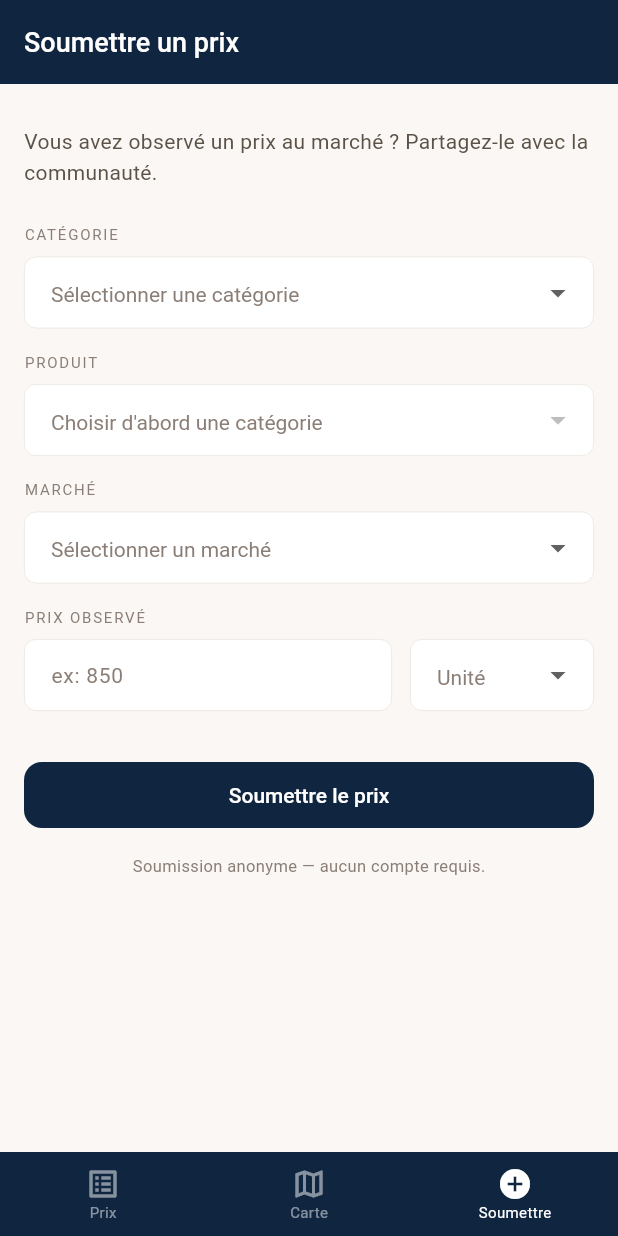
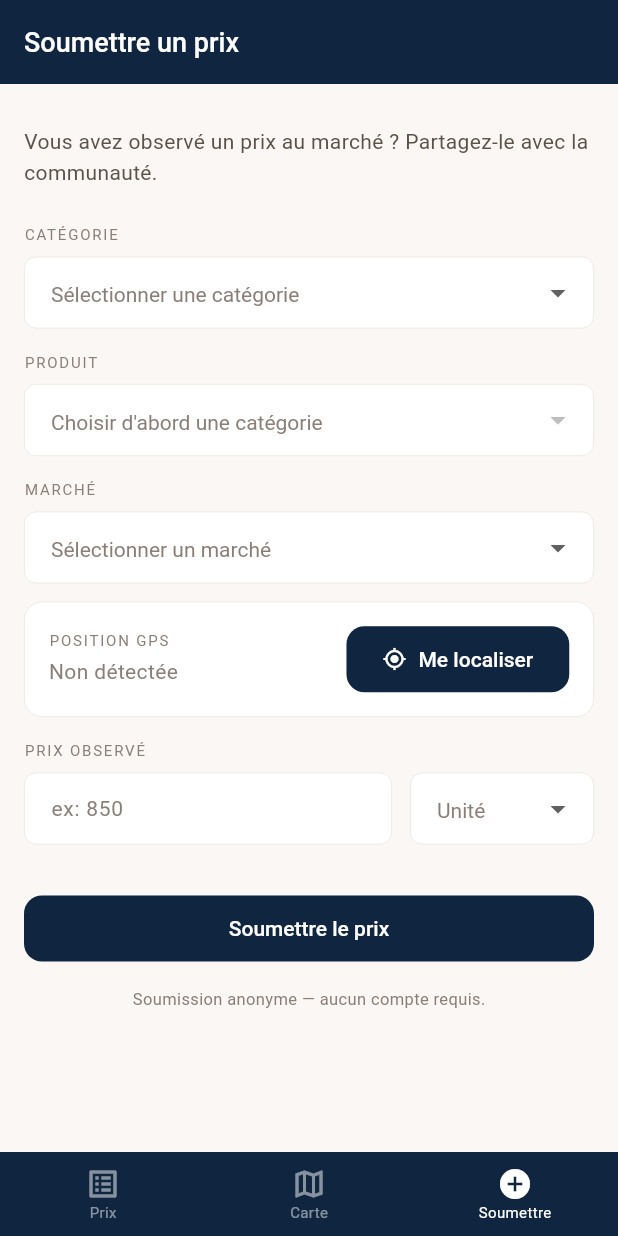
Before and after one commit to Titembaye/gataa-mobile, a Flutter app: the screen it shows after launch, item 3 of the bottom bar chosen, on a phone screen of 412 x 824 dp. Run offline on Flutter 3.47's test engine with Material 3 defaults, Android fonts, the phone set to English and light mode, and no system bars; our stand-ins replace geolocator; Roboto replaces fonts that are missing (DM Mono, DM Sans).

Commit message:
feat: add GPS geolocation to submit form

```diff
--- a/lib/features/submit/submit_screen.dart
+++ b/lib/features/submit/submit_screen.dart
@@ -1,6 +1,7 @@
 import 'package:flutter/material.dart';
 import 'package:flutter/services.dart';
 import '../../core/theme/app_theme.dart';
+import 'package:geolocator/geolocator.dart';
 
 class SubmitScreen extends StatefulWidget {
   const SubmitScreen({super.key});
@@ -19,6 +20,9 @@ class _SubmitScreenState extends State<SubmitScreen> {
   String? _selectedUnit;
   bool _isSubmitting = false;
   bool _submitted = false;
+  double? _latitude;
+  double? _longitude;
+  bool _isLocating = false;
 
   // Données fictives — à remplacer par l'API
   final Map<String, List<String>> _productsByCategory = {
@@ -49,6 +53,58 @@ class _SubmitScreenState extends State<SubmitScreen> {
   void dispose() {
     _priceController.dispose();
     super.dispose();
+  }
+
+  Future<void> _getLocation() async {
+    setState(() => _isLocating = true);
+
+    try {
+      // Vérifier si le service GPS est activé
+      bool serviceEnabled = await Geolocator.isLocationServiceEnabled();
+      if (!serviceEnabled) {
+        _showError('Activez le GPS sur votre téléphone.');
+        return;
+      }
+
+      // Vérifier permissions
+      LocationPermission permission = await Geolocator.checkPermission();
+      if (permission == LocationPermission.denied) {
+        permission = await Geolocator.requestPermission();
+        if (permission == LocationPermission.denied) {
+          _showError('Permission de localisation refusée.');
+          return;
+        }
+      }
+      if (permission == LocationPermission.deniedForever) {
+        _showError('Activez la localisation dans les paramètres.');
+        return;
+      }
+
+      // Obtenir position
+      final position = await Geolocator.getCurrentPosition(
+        locationSettings: const LocationSettings(
+          accuracy: LocationAccuracy.high,
+        ),
+      );
+
+      setState(() {
+        _latitude = position.latitude;
+        _longitude = position.longitude;
+      });
+    } catch (e) {
+      _showError('Impossible d\'obtenir la position.');
+    } finally {
+      setState(() => _isLocating = false);
+    }
+  }
+
+  void _showError(String message) {
+    ScaffoldMessenger.of(context).showSnackBar(
+      SnackBar(
+        content: Text(message, style: GataaTypo.bodySmall.copyWith(color: Colors.white)),
+        backgroundColor: GataaColors.danger,
+      ),
+    );
   }
 
   Future<void> _submit() async {
@@ -142,6 +198,48 @@ class _SubmitScreenState extends State<SubmitScreen> {
               items: _markets,
               onChanged: (val) => setState(() => _selectedMarket = val),
               validator: (v) => v == null ? 'Choisissez un marché' : null,
+            ),
+
+            const SizedBox(height: GataaSpacing.md),
+            GataaCard(
+              child: Row(
+                children: [
+                  Expanded(
+                    child: Column(
+                      crossAxisAlignment: CrossAxisAlignment.start,
+                      children: [
+                        Text('POSITION GPS', style: GataaTypo.labelSmall),
+                        const SizedBox(height: GataaSpacing.xs),
+                        Text(
+                          _latitude != null
+                              ? '${_latitude!.toStringAsFixed(5)}, ${_longitude!.toStringAsFixed(5)}'
+                              : 'Non détectée',
+                          style: GataaTypo.bodyMedium.copyWith(
+                            color: _latitude != null
+                                ? GataaColors.success
+                                : GataaColors.textMuted,
+                          ),
+                        ),
+                      ],
+                    ),
+                  ),
+                  const SizedBox(width: GataaSpacing.md),
+                  ElevatedButton.icon(
+                    onPressed: _isLocating ? null : _getLocation,
+                    icon: _isLocating
+                        ? const SizedBox(
+                            width: 14,
+                            height: 14,
+                            child: CircularProgressIndicator(
+                              strokeWidth: 2,
+                              color: GataaColors.textOnDark,
+                            ),
+                          )
+                        : const Icon(Icons.my_location, size: 16),
+                    label: Text(_isLocating ? 'Localisation...' : 'Me localiser'),
+                  ),
+                ],
+              ),
             ),
             const SizedBox(height: GataaSpacing.lg),
 
--- a/pubspec.yaml
+++ b/pubspec.yaml
@@ -34,6 +34,7 @@ dependencies:
   # The following adds the Cupertino Icons font to your application.
   # Use with the CupertinoIcons class for iOS style icons.
   cupertino_icons: ^1.0.8
+  geolocator: ^14.0.2
 
 dev_dependencies:
   flutter_test:
```
Also changed, not shown: pubspec.lock, 4 other files.
